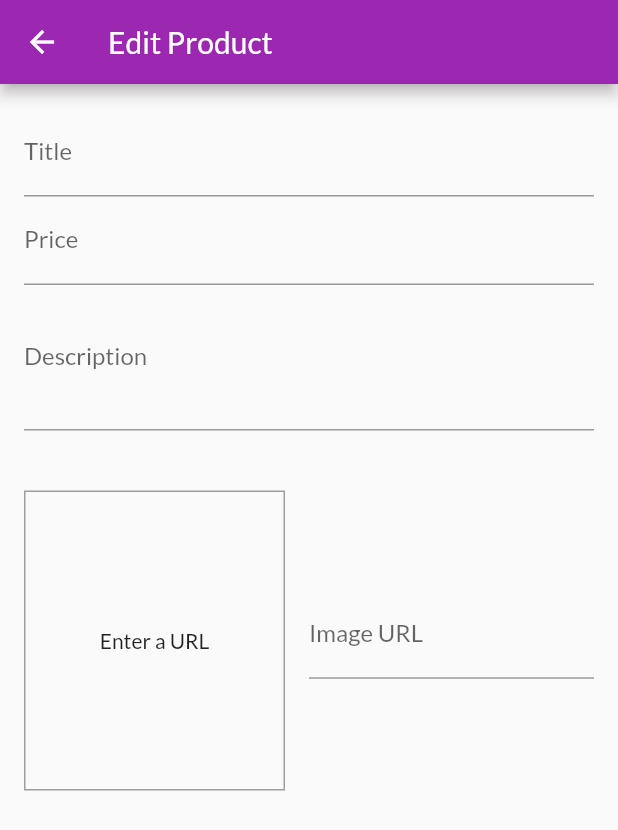
After one commit to ajvelo/My-Shop, a Flutter app: the EditProductScreen screen opened by its route, on a phone screen of 412 x 824 dp. The commit adds this screen. Shown: the top 830 px of the screen. Run offline on Flutter 3.47's test engine with Material 2 defaults, Android fonts, the phone set to English and light mode, and no system bars; network calls fail.

Commit message:
Upload image via url

```diff
--- a/app/lib/main.dart
+++ b/app/lib/main.dart
@@ -1,6 +1,7 @@
 import 'package:app/models/cart.dart';
 import 'package:app/models/orders.dart';
 import 'package:app/screens/cart_screen.dart';
+import 'package:app/screens/edit_product_screen.dart';
 import 'package:app/screens/orders_screen.dart';
 import 'package:app/screens/product_detail_screen.dart';
 import 'package:app/screens/products_overview_screen.dart';
@@ -42,7 +43,8 @@ class MyApp extends StatelessWidget {
           ProductDetailScreen.routeName: (context) => ProductDetailScreen(),
           CartScreen.routeName: (context) => CartScreen(),
           OrdersScreen.routeName: (context) => OrdersScreen(),
-          UserProductsScreen.routeName: (context) => UserProductsScreen()
+          UserProductsScreen.routeName: (context) => UserProductsScreen(),
+          EditProductScreen.routeName: (context) => EditProductScreen()
         },
       ),
     );
--- /dev/null
+++ b/app/lib/screens/edit_product_screen.dart
@@ -0,0 +1,112 @@
+import 'package:flutter/material.dart';
+
+class EditProductScreen extends StatefulWidget {
+  static const routeName = 'edit-product';
+  @override
+  _EditProductScreenState createState() => _EditProductScreenState();
+}
+
+class _EditProductScreenState extends State<EditProductScreen> {
+  final _priceFocusNode = FocusNode();
+  final _descriptionFocusNode = FocusNode();
+  final _imageUrlFocusNode = FocusNode();
+  final _imageUrlController = TextEditingController();
+
+  void _updateImageUrl() {
+    if (!_imageUrlFocusNode.hasFocus) {
+      setState(() {});
+    }
+  }
+
+  @override
+  void initState() {
+    _imageUrlFocusNode.addListener(_updateImageUrl);
+    super.initState();
+  }
+
+  @override
+  void dispose() {
+    _imageUrlFocusNode.removeListener(_updateImageUrl);
+    _priceFocusNode.dispose();
+    _descriptionFocusNode.dispose();
+    _imageUrlFocusNode.dispose();
+    _imageUrlController.dispose();
+    super.dispose();
+  }
+
+  @override
+  Widget build(BuildContext context) {
+    return Scaffold(
+      appBar: AppBar(
+        title: Text('Edit Product'),
+      ),
+      body: Padding(
+        padding: const EdgeInsets.all(16.0),
+        child: Form(
+            child: ListView(
+          children: [
+            TextFormField(
+              decoration: InputDecoration(labelText: 'Title'),
+              textInputAction: TextInputAction.next,
+              onFieldSubmitted: (_) {
+                FocusScope.of(context).requestFocus(_priceFocusNode);
+              },
+            ),
+            TextFormField(
+              decoration: InputDecoration(labelText: 'Price'),
+              textInputAction: TextInputAction.next,
+              keyboardType: TextInputType.numberWithOptions(decimal: true),
+              focusNode: _priceFocusNode,
+              onFieldSubmitted: (_) {
+                FocusScope.of(context).requestFocus(_descriptionFocusNode);
+              },
+            ),
+            TextFormField(
+              decoration: InputDecoration(labelText: 'Description'),
+              maxLines: 3,
+              focusNode: _descriptionFocusNode,
+              keyboardType: TextInputType.multiline,
+            ),
+            SizedBox(
+              height: 32.0,
+            ),
+            Row(
+              mainAxisAlignment: MainAxisAlignment.center,
+              crossAxisAlignment: CrossAxisAlignment.center,
+              children: [
+                Expanded(
+                  child: Container(
+                    width: 80,
+                    height: 200,
+                    margin: EdgeInsets.only(top: 8, right: 16.0),
+                    decoration: BoxDecoration(
+                        border: Border.all(width: 1.0, color: Colors.grey)),
+                    child: _imageUrlController.text.isEmpty
+                        ? Center(
+                            child: Text(
+                              'Enter a URL',
+                              textAlign: TextAlign.center,
+                            ),
+                          )
+                        : FittedBox(
+                            child: Image.network(_imageUrlController.text),
+                            fit: BoxFit.fill,
+                          ),
+                  ),
+                ),
+                Expanded(
+                  child: TextFormField(
+                      decoration: InputDecoration(labelText: 'Image URL'),
+                      keyboardType: TextInputType.url,
+                      textInputAction: TextInputAction.done,
+                      controller: _imageUrlController,
+                      focusNode: _imageUrlFocusNode),
+                )
+              ],
+            )
+          ],
+        )),
+      ),
+    );
+  }
+}
--- a/app/lib/screens/user_products_screen.dart
+++ b/app/lib/screens/user_products_screen.dart
@@ -1,4 +1,5 @@
 import 'package:app/models/products_provider.dart';
+import 'package:app/screens/edit_product_screen.dart';
 import 'package:app/widgets/app_drawer.dart';
 import 'package:app/widgets/user_product_item.dart';
 import 'package:flutter/material.dart';
@@ -17,7 +18,7 @@ class UserProductsScreen extends StatelessWidget {
           IconButton(
             icon: const Icon(Icons.add),
             onPressed: () {
-              //
+              Navigator.of(context).pushNamed(EditProductScreen.routeName);
             },
           )
         ],
```
